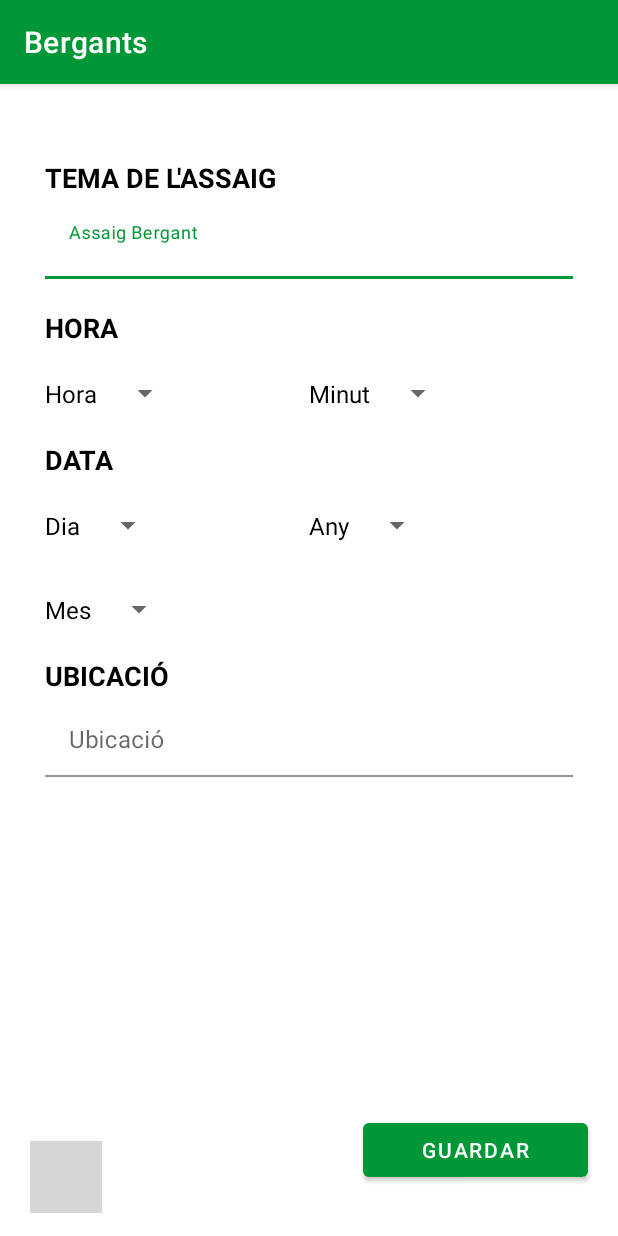
After one commit to EnricLedo/Bergants, an Android app: the fragment AfegirAssaig shown on its own in the app's theme, on a phone screen of 412 x 824 dp. The commit adds this screen. Run offline under Robolectric (Android 15) with nearby library versions, the phone set to English and light mode, and no system bars; grey boxes are pictures that could not be loaded.

Commit message:
Creem Afegir Assaig

```diff
--- /dev/null
+++ b/app/src/main/java/cat/copernic/bergants/AfegirAssaig.kt
@@ -0,0 +1,59 @@
+package cat.copernic.bergants
+
+import android.os.Bundle
+import androidx.fragment.app.Fragment
+import android.view.LayoutInflater
+import android.view.View
+import android.view.ViewGroup
+
+// TODO: Rename parameter arguments, choose names that match
+// the fragment initialization parameters, e.g. ARG_ITEM_NUMBER
+private const val ARG_PARAM1 = "param1"
+private const val ARG_PARAM2 = "param2"
+
+/**
+ * A simple [Fragment] subclass.
+ * Use the [AfegirAssaig.newInstance] factory method to
+ * create an instance of this fragment.
+ */
+class AfegirAssaig : Fragment() {
+    // TODO: Rename and change types of parameters
+    private var param1: String? = null
+    private var param2: String? = null
+
+    override fun onCreate(savedInstanceState: Bundle?) {
+        super.onCreate(savedInstanceState)
+        arguments?.let {
+            param1 = it.getString(ARG_PARAM1)
+            param2 = it.getString(ARG_PARAM2)
+        }
+    }
+
+    override fun onCreateView(
+        inflater: LayoutInflater, container: ViewGroup?,
+        savedInstanceState: Bundle?
+    ): View? {
+        // Inflate the layout for this fragment
+        return inflater.inflate(R.layout.fragment_afegir_assaig, container, false)
+    }
+
+    companion object {
+        /**
+         * Use this factory method to create a new instance of
+         * this fragment using the provided parameters.
+         *
+         * @param param1 Parameter 1.
+         * @param param2 Parameter 2.
+         * @return A new instance of fragment AfegirAssaig.
+         */
+        // TODO: Rename and change types and number of parameters
+        @JvmStatic
+        fun newInstance(param1: String, param2: String) =
+            AfegirAssaig().apply {
+                arguments = Bundle().apply {
+                    putString(ARG_PARAM1, param1)
+                    putString(ARG_PARAM2, param2)
+                }
+            }
+    }
+}
--- /dev/null
+++ b/app/src/main/res/layout/fragment_afegir_assaig.xml
@@ -0,0 +1,257 @@
+<?xml version="1.0" encoding="utf-8"?>
+<androidx.constraintlayout.widget.ConstraintLayout xmlns:android="http://schemas.android.com/apk/res/android"
+    xmlns:app="http://schemas.android.com/apk/res-auto"
+    xmlns:tools="http://schemas.android.com/tools"
+    android:layout_width="match_parent"
+    android:layout_height="match_parent"
+    tools:context=".AfegirAssaig"
+    tools:layout_editor_absoluteX="0dp"
+    tools:layout_editor_absoluteY="8dp">
+
+    <androidx.constraintlayout.widget.Guideline
+        android:id="@+id/liniaCentral"
+        android:layout_width="wrap_content"
+        android:layout_height="wrap_content"
+        android:orientation="vertical"
+        app:layout_constraintGuide_percent="0.5" />
+
+    <androidx.constraintlayout.widget.Guideline
+        android:id="@+id/liniaEsquerra"
+        android:layout_width="wrap_content"
+        android:layout_height="wrap_content"
+        android:orientation="vertical"
+        app:layout_constraintGuide_begin="30dp" />
+
+    <androidx.constraintlayout.widget.Guideline
+        android:id="@+id/liniaDreta"
+        android:layout_width="wrap_content"
+        android:layout_height="wrap_content"
+        android:orientation="vertical"
+        app:layout_constraintGuide_end="30dp" />
+
+    <TextView
+        android:id="@+id/TemaAssaig"
+        android:layout_width="wrap_content"
+        android:layout_height="wrap_content"
+        android:layout_marginTop="50dp"
+        android:text="@string/temaAssaig"
+        android:textColor="@color/negre"
+        android:textSize="18sp"
+        android:textStyle="bold"
+        app:layout_constraintStart_toStartOf="@id/liniaEsquerra"
+        app:layout_constraintTop_toTopOf="parent" />
+
+    <com.google.android.material.textfield.TextInputLayout
+        android:id="@+id/temaAssaigTextInputLayout"
+        android:layout_width="352dp"
+        android:layout_height="48dp"
+        android:layout_marginTop="82dp"
+        app:boxBackgroundColor="@color/blanc"
+        app:layout_constraintStart_toStartOf="@id/liniaEsquerra"
+        app:layout_constraintTop_toTopOf="parent">
+
+        <com.google.android.material.textfield.TextInputEditText
+            android:id="@+id/TemaAssaigInputText"
+            android:layout_width="352dp"
+            android:layout_height="wrap_content"
+            android:layout_gravity="center"
+            android:background="@color/blanc"
+            android:hint="@string/inputTemaAssaig"
+            android:inputType="text"
+            android:maxLength="9"
+            android:textColor="@color/grisClaretGentApuntada" />
+    </com.google.android.material.textfield.TextInputLayout>
+
+    <TextView
+        android:id="@+id/HoraTitol"
+        android:layout_width="wrap_content"
+        android:layout_height="wrap_content"
+        android:layout_marginTop="150dp"
+        android:text="@string/HoraTitol"
+        android:textColor="@color/negre"
+        android:textSize="18sp"
+        android:textStyle="bold"
+        app:layout_constraintStart_toStartOf="@id/liniaEsquerra"
+        app:layout_constraintTop_toTopOf="parent" />
+
+    <TextView
+        android:layout_width="wrap_content"
+        android:layout_height="wrap_content"
+        android:id="@+id/horaEnMinuscules"
+        app:layout_constraintStart_toStartOf="@id/liniaEsquerra"
+        app:layout_constraintTop_toTopOf="@id/spinnerHoraAnada"
+        app:layout_constraintBottom_toBottomOf="@id/spinnerHoraAnada"
+        android:textSize="16dp"
+        android:text="@string/HoraSpinner"/>
+
+    <Spinner
+        android:id="@+id/spinnerHoraAnada"
+        android:layout_width="wrap_content"
+        android:layout_height="48dp"
+        android:layout_gravity="start"
+        android:layout_marginTop="182dp"
+        android:layout_marginStart="8dp"
+        android:contentDescription="@string/desplegableHora"
+        app:layout_constraintStart_toEndOf="@id/horaEnMinuscules"
+        app:layout_constraintTop_toTopOf="parent"
+        tools:ignore="DuplicateSpeakableTextCheck" />
+
+    <TextView
+
+        android:id="@+id/minutEnMinuscules"
+        android:layout_width="wrap_content"
+        android:layout_height="wrap_content"
+        app:layout_constraintStart_toEndOf="@id/liniaCentral"
+        app:layout_constraintTop_toTopOf="@id/spinnerMinutAnada"
+        app:layout_constraintBottom_toBottomOf="@id/spinnerMinutAnada"
+        android:textSize="16dp"
+        android:text="@string/MinutSpinner"/>
+
+    <Spinner
+        android:id="@+id/spinnerMinutAnada"
+        android:layout_width="wrap_content"
+        android:layout_height="48dp"
+        android:layout_gravity="start"
+        android:layout_marginTop="182dp"
+        android:layout_marginStart="8dp"
+        android:contentDescription="@string/desplegableMinut"
+        app:layout_constraintStart_toEndOf="@id/minutEnMinuscules"
+        app:layout_constraintTop_toTopOf="parent"
+        tools:ignore="DuplicateSpeakableTextCheck" />
+
+    <TextView
+        android:id="@+id/DataTitol"
+        android:layout_width="wrap_content"
+        android:layout_height="wrap_content"
+        android:layout_marginTop="238dp"
+        android:text="@string/DataTitol"
+        android:textColor="@color/negre"
+        android:textSize="18sp"
+        android:textStyle="bold"
+        app:layout_constraintStart_toStartOf="@id/liniaEsquerra"
+        app:layout_constraintTop_toTopOf="parent" />
+
+    <TextView
+        android:id="@+id/DiaEnMinuscules"
+        android:layout_width="wrap_content"
+        android:layout_height="wrap_content"
+        app:layout_constraintStart_toStartOf="@id/liniaEsquerra"
+        app:layout_constraintTop_toTopOf="@id/spinnerDiaAnada"
+        app:layout_constraintBottom_toBottomOf="@id/spinnerDiaAnada"
+        android:textSize="16dp"
+        android:text="@string/DiaSpinner" />
+
+    <Spinner
+        android:id="@+id/spinnerDiaAnada"
+        android:layout_width="wrap_content"
+        android:layout_height="48dp"
+        android:layout_gravity="start"
+        android:layout_marginTop="270dp"
+        android:layout_marginStart="8dp"
+        android:contentDescription="@string/desplegableDia"
+        app:layout_constraintStart_toEndOf="@id/DiaEnMinuscules"
+        app:layout_constraintTop_toTopOf="parent"
+        tools:ignore="DuplicateSpeakableTextCheck" />
+
+    <TextView
+        android:id="@+id/MesEnMinuscules"
+        android:layout_width="wrap_content"
+        android:layout_height="wrap_content"
+        app:layout_constraintStart_toStartOf="@id/liniaEsquerra"
+        app:layout_constraintTop_toTopOf="@id/spinnerMesAnada"
+        app:layout_constraintBottom_toBottomOf="@id/spinnerMesAnada"
+        android:textSize="16dp"
+        android:text="@string/MesSpinner" />
+
+    <Spinner
+        android:id="@+id/spinnerMesAnada"
+        android:layout_width="wrap_content"
+        android:layout_height="48dp"
+        android:layout_gravity="start"
+        android:layout_marginTop="326dp"
+        android:layout_marginStart="8dp"
+        android:contentDescription="@string/desplegableMes"
+        app:layout_constraintStart_toEndOf="@id/MesEnMinuscules"
+        app:layout_constraintTop_toTopOf="parent"
+        tools:ignore="DuplicateSpeakableTextCheck" />
+
+    <TextView
+        android:id="@+id/AnyEnMinuscules"
+        android:layout_width="wrap_content"
+        android:layout_height="wrap_content"
+        app:layout_constraintStart_toStartOf="@id/liniaCentral"
+        app:layout_constraintTop_toTopOf="@id/spinnerAnyAnada"
+        app:layout_constraintBottom_toBottomOf="@id/spinnerAnyAnada"
+        android:textSize="16dp"
+        android:text="@string/AnySpinner" />
+
+    <Spinner
+        android:id="@+id/spinnerAnyAnada"
+        android:layout_width="wrap_content"
+        android:layout_height="48dp"
+        android:layout_gravity="start"
+        android:layout_marginTop="270dp"
+        android:layout_marginStart="8dp"
+        android:contentDescription="@string/desplegableAny"
+        app:layout_constraintStart_toEndOf="@id/AnyEnMinuscules"
+        app:layout_constraintTop_toTopOf="parent"
+        tools:ignore="DuplicateSpeakableTextCheck" />
+
+    <TextView
+        android:id="@+id/UbicacioTitol"
+        android:layout_width="wrap_content"
+        android:layout_height="wrap_content"
+        android:layout_marginTop="382dp"
+        android:text="@string/UbicacioTitol"
+        android:textColor="@color/negre"
+        android:textSize="18sp"
+        android:textStyle="bold"
+        app:layout_constraintStart_toStartOf="@id/liniaEsquerra"
+        app:layout_constraintTop_toTopOf="parent" />
+
+    <com.google.android.material.textfield.TextInputLayout
+        android:id="@+id/UbicacioTitolTextInputLayout"
+        android:layout_width="352dp"
+        android:layout_height="48dp"
+        android:layout_marginTop="414dp"
+        app:boxBackgroundColor="@color/blanc"
+        app:layout_constraintStart_toStartOf="@id/liniaEsquerra"
+        app:layout_constraintTop_toTopOf="parent">
+
+        <com.google.android.material.textfield.TextInputEditText
+            android:id="@+id/UbicacioTitolInputText"
+            android:layout_width="352dp"
+            android:layout_height="wrap_content"
+            android:layout_gravity="center"
+            android:background="@color/blanc"
+            android:hint="@string/inputUbicacio"
+            android:inputType="text"
+            android:maxLength="9"
+            android:textColor="@color/grisClaretGentApuntada" />
+    </com.google.android.material.textfield.TextInputLayout>
+
+
+    <ImageView
+        android:id="@+id/fotoPaperera"
+        app:layout_constraintStart_toStartOf="parent"
+        android:layout_marginStart="20dp"
+        app:layout_constraintBottom_toBottomOf="parent"
+        android:layout_marginBottom="15dp"
+        android:layout_width="48dp"
+        android:layout_height="48dp"
+        android:layout_alignParentTop="true"
+        android:layout_centerHorizontal="true"
+        android:contentDescription="@string/botoborrar"
+        android:src="@drawable/iconopapelera" />
+
+    <Button
+        android:id="@+id/botoguardar"
+        android:layout_width="150dp"
+        android:layout_height="wrap_content"
+        android:layout_marginEnd="20dp"
+        android:layout_marginBottom="33dp"
+        android:text="@string/botoguardar"
+        app:layout_constraintBottom_toBottomOf="parent"
+        app:layout_constraintEnd_toEndOf="parent" />
+
+</androidx.constraintlayout.widget.ConstraintLayout>
--- a/app/src/main/res/values/strings.xml
+++ b/app/src/main/res/values/strings.xml
@@ -23,5 +23,40 @@
     <string name="autocar">23 Places</string>
     <string name="cotxe">Cotxes</string>
 
+    //Afegir Assaig
+    <string name="temaAssaig">TEMA DE L'ASSAIG</string>
+    <string name="inputTemaAssaig">Assaig Bergant</string>
+
+    //Destos del Joan per entendre el seu codi
+    <string name="administrador">ADMINISTRADOR</string>
+    <string name="espatlles">ALÇADA ESPATLLES</string>
+    <string name="inputalçada">cm</string>
+    <string name="mans">ALÇADA MANS</string>
+    <string name="correu">CORREU ELECTRÒNIC</string>
+    <string name="inputcorreu">\@gmail.com</string>
+    <string name="adreca">ADREÇA</string>
+    <string name="inputadreca">C/</string>
+    <string name="numerotel">NUMERO DE TELEFON</string>
+    <string name="rol">ROL</string>
+    <string name="inputTelefon">666 666 666</string>
+    <string name="inputrol">membre</string>
+    <string name="botoafegir">Afegir</string>
+    <string name="desplegableHora">desplegableHora</string>
+    <string name="HoraTitol">HORA</string>
+    <string name="HoraSpinner">Hora</string>
+    <string name="MinutSpinner">Minut</string>
+    <string name="DataTitol">DATA</string>
+    <string name="DiaSpinner">Dia</string>
+    <string name="desplegableMinut">desplegableMinut</string>
+    <string name="desplegableDia">desplegableDia</string>
+    <string name="MesSpinner">Mes</string>
+    <string name="desplegableMes">desplegableMes</string>
+    <string name="AnySpinner">Any</string>
+    <string name="desplegableAny">desplegableAny</string>
+    <string name="botoborrar">eliminar</string>
+    <string name="botoguardar">Guardar</string>
+    <string name="UbicacioTitol">UBICACIÓ</string>
+    <string name="inputUbicacio">Ubicació</string>
+
 
 </resources>
--- a/app/src/main/res/values/styles.xml
+++ b/app/src/main/res/values/styles.xml
@@ -3,4 +3,11 @@
     <style name="Widget.Bergants.Boto" parent="Widget.AppCompat.Button">
         <item name="backgroundTint">@color/verdBergant</item>
     </style>
+    <style name="Switch">
+        <item name="android:thumbTint">@color/verdBergant</item>
+        <item name="android:textSize">14sp</item>
+        <item name="android:textColor">@color/negre</item>
+        <item name="android:minHeight">48dp</item>
+    </style>
+
 </resources>
```
Also changed, not shown: app/src/debug/res/drawable-xhdpi/iconopapelera.png (added).
